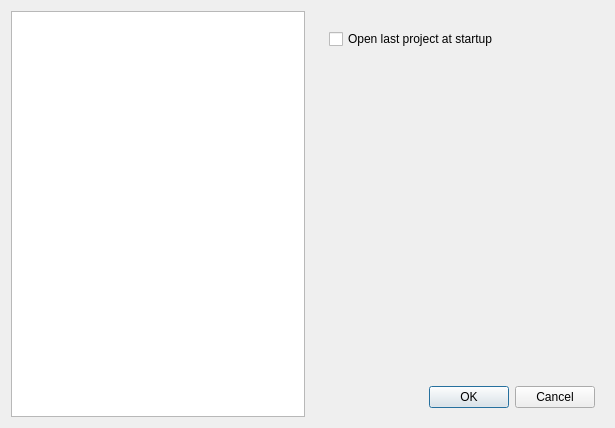
Old version of the form tools/Editor/Preferences.ui in the repository nbtdev/teardrop.
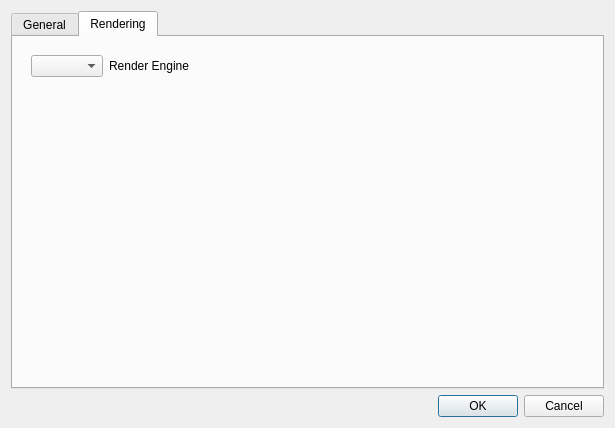
New version of the form. The open tabs and pages were chosen to show the change.

Commit message:
* changed preferences dialog to use tabs instead of treeview and added "rendering" preferences
[git-p4: depot-paths = "//teardrop/mainline/": change = 147]

```diff
--- a/tools/Editor/Preferences.ui
+++ b/tools/Editor/Preferences.ui
@@ -22,26 +22,24 @@
   <property name="modal">
    <bool>true</bool>
   </property>
-  <layout class="QHBoxLayout" name="horizontalLayout">
+  <layout class="QVBoxLayout" name="verticalLayout_3">
    <item>
-    <widget class="QTreeView" name="mPrefs"/>
-   </item>
+    <widget class="QTabWidget" name="mPreferencesTabs">
+     <property name="currentIndex">
+      <number>0</number>
+     </property>
+     <widget class="QWidget" name="mGeneralTab">
+      <attribute name="title">
+       <string>General</string>
+      </attribute>
+      <layout class="QVBoxLayout" name="verticalLayout_2">
    <item>
-    <widget class="QWidget" name="mPrefsGeneral" native="true">
-     <layout class="QVBoxLayout" name="verticalLayout">
-      <item>
-       <widget class="QWidget" name="widget_2" native="true">
-        <layout class="QGridLayout" name="gridLayout">
-         <item row="0" column="0">
           <widget class="QCheckBox" name="mChkOpenLastProject">
            <property name="text">
             <string>Open last project at startup</string>
            </property>
           </widget>
          </item>
-        </layout>
-       </widget>
-      </item>
       <item>
        <spacer name="verticalSpacer">
         <property name="orientation">
@@ -55,6 +53,52 @@
         </property>
        </spacer>
       </item>
+      </layout>
+     </widget>
+     <widget class="QWidget" name="mRenderingTab">
+      <attribute name="title">
+       <string>Rendering</string>
+      </attribute>
+      <layout class="QVBoxLayout" name="verticalLayout">
+       <item>
+        <widget class="QWidget" name="widget" native="true">
+         <layout class="QHBoxLayout" name="horizontalLayout">
+          <item>
+           <widget class="QComboBox" name="mRenderEngine"/>
+          </item>
+          <item>
+           <widget class="QLabel" name="label">
+            <property name="sizePolicy">
+             <sizepolicy hsizetype="MinimumExpanding" vsizetype="Preferred">
+              <horstretch>0</horstretch>
+              <verstretch>0</verstretch>
+             </sizepolicy>
+            </property>
+            <property name="text">
+             <string>Render Engine</string>
+            </property>
+           </widget>
+          </item>
+         </layout>
+        </widget>
+       </item>
+       <item>
+        <spacer name="verticalSpacer_2">
+         <property name="orientation">
+          <enum>Qt::Vertical</enum>
+         </property>
+         <property name="sizeHint" stdset="0">
+          <size>
+           <width>20</width>
+           <height>40</height>
+          </size>
+         </property>
+        </spacer>
+       </item>
+      </layout>
+     </widget>
+    </widget>
+   </item>
       <item>
        <widget class="QDialogButtonBox" name="buttonBox">
         <property name="orientation">
@@ -67,9 +111,6 @@
       </item>
      </layout>
     </widget>
-   </item>
-  </layout>
- </widget>
  <resources/>
  <connections>
   <connection>
```
Left out of the diff: 32 changed lines with no effect on the pictures. Lines whose indentation alone changed are shown as unchanged. The commit also changes 4 other files.
